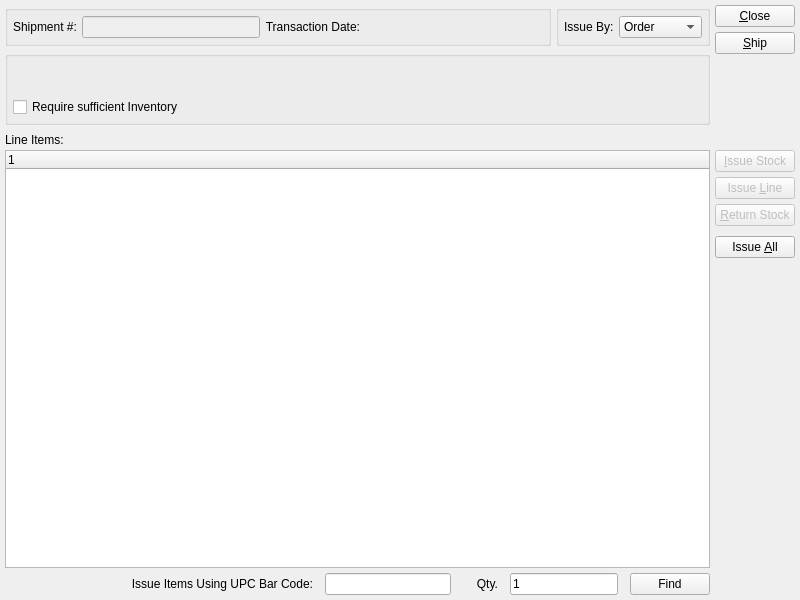
Above: xtuple/trunk/guiclient/issueToShipping.ui from WooodHead/xtuple before the change. Below: the same form after it.
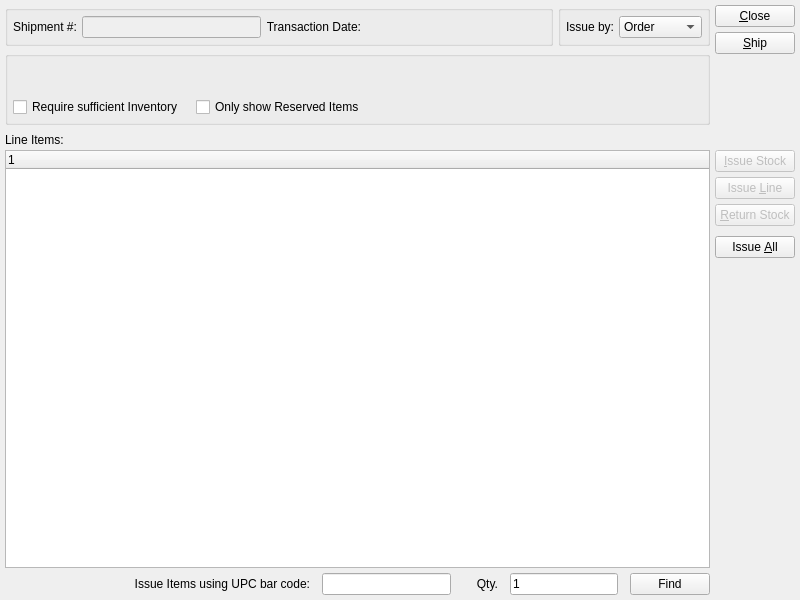
That is the form after the change. Custom widgets are drawn as their Qt base class.

Commit message: issue #9063:  UI changes for consolidated shipping.

```diff
--- a/xtuple/trunk/guiclient/issueToShipping.ui
+++ b/xtuple/trunk/guiclient/issueToShipping.ui
@@ -97,7 +97,7 @@
         <item row="0" column="0">
          <widget class="XLabel" name="_issueByLit">
           <property name="text">
-           <string>Issue By:</string>
+           <string>Issue by:</string>
           </property>
          </widget>
         </item>
@@ -304,6 +304,11 @@
        </widget>
       </item>
       <item row="1" column="0">
+       <layout class="QHBoxLayout" name="horizontalLayout_3">
+        <property name="spacing">
+         <number>12</number>
+        </property>
+        <item>
        <widget class="XCheckBox" name="_requireInventory">
         <property name="sizePolicy">
          <sizepolicy hsizetype="Maximum" vsizetype="Fixed">
@@ -316,6 +321,28 @@
         </property>
        </widget>
       </item>
+        <item>
+         <widget class="XCheckBox" name="xCheckBox">
+          <property name="text">
+           <string>Only show Reserved Items</string>
+          </property>
+         </widget>
+        </item>
+        <item>
+         <spacer name="horizontalSpacer">
+          <property name="orientation">
+           <enum>Qt::Horizontal</enum>
+          </property>
+          <property name="sizeHint" stdset="0">
+           <size>
+            <width>40</width>
+            <height>20</height>
+           </size>
+          </property>
+         </spacer>
+        </item>
+       </layout>
+      </item>
      </layout>
     </widget>
    </item>
@@ -457,7 +484,7 @@
             <item>
              <widget class="QLabel" name="_bcLit">
               <property name="text">
-               <string>Issue Items Using UPC Bar Code:</string>
+               <string>Issue Items using UPC bar code:</string>
               </property>
               <property name="alignment">
                <set>Qt::AlignRight|Qt::AlignTrailing|Qt::AlignVCenter</set>
```
Left out of the diff: 10 changed lines with no effect on the pictures. Lines whose indentation alone changed are shown as unchanged. The commit also changes 3 other files.
